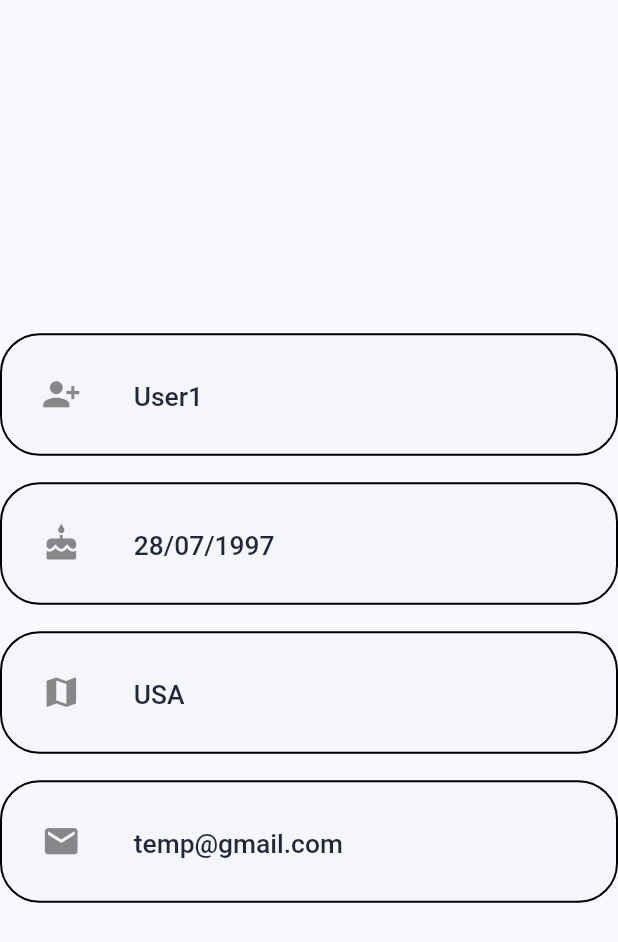
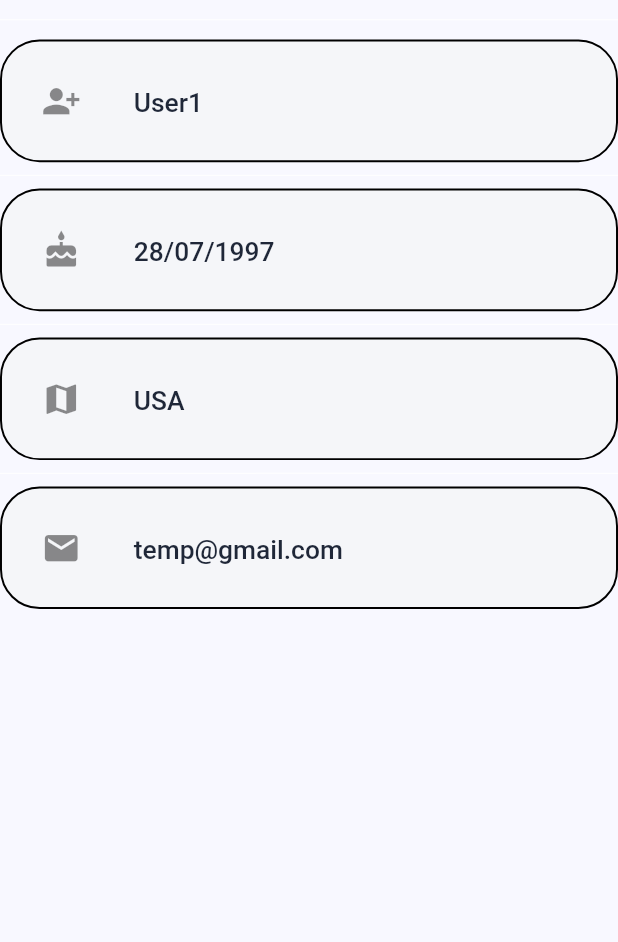
Before and after one commit to anhpt6852/ohio-templates, a Flutter app: the UserProfileInfo widget shown alone on an empty page, opened directly, on a phone screen of 412 x 824 dp. Shown: the top 942 px of the screen. Run offline on Flutter 3.47's test engine with Material 2 defaults, Android fonts, the phone set to English and light mode, and no system bars; our stand-ins replace easy_localization, equatable, flutter_riverpod, responsive_framework, timeago, top_snackbar_flutter; network calls fail; Roboto replaces fonts that are missing (SVN-Gilroy).

Commit message:
spacer to divider

```diff
--- a/lib/feature/user_profile/presentation/widgets/user_profile_info.dart
+++ b/lib/feature/user_profile/presentation/widgets/user_profile_info.dart
@@ -12,7 +12,10 @@ class UserProfileInfo extends ConsumerWidget {
     return ref.watch(fetchUserInfoProvider).when(
         data: ((data) {
           return Column(children: [
-            const Spacer(),
+            const Divider(
+              height: 24,
+              color: Colors.white,
+            ),
             Container(
               decoration: BoxDecoration(
                   color: const Color(0xFFF5F6F9),
@@ -69,7 +72,6 @@ class UserProfileInfo extends ConsumerWidget {
                 title: Text(data.userEmail!),
               ),
             ),
-            const Spacer(),
           ]);
         }),
         error: (e, stack) => CommonSnackbar.show(context,
```
